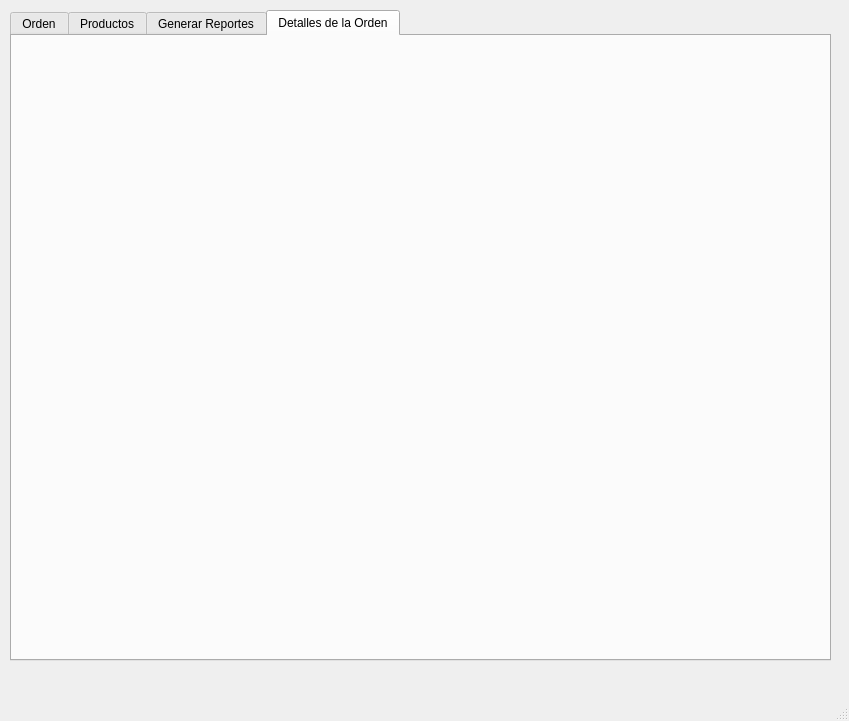
Old version of the form mainwindow.ui in the repository jairoaguilarts/Desktop-App-Proyect.
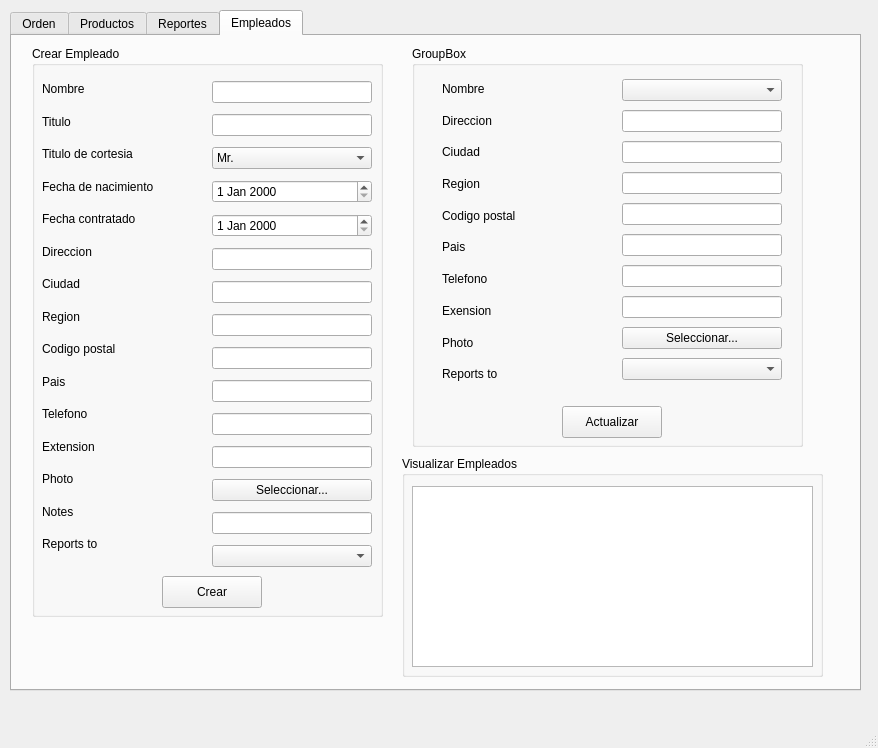
New version of the form. The open tabs and pages were chosen to show the change.

Commit message: Crea empleados

```diff
--- a/mainwindow.ui
+++ b/mainwindow.ui
@@ -6,8 +6,8 @@
    <rect>
     <x>0</x>
     <y>0</y>
-    <width>849</width>
-    <height>721</height>
+    <width>878</width>
+    <height>748</height>
    </rect>
   </property>
   <property name="windowTitle">
@@ -19,8 +19,8 @@
      <rect>
       <x>10</x>
       <y>10</y>
-      <width>821</width>
-      <height>651</height>
+      <width>851</width>
+      <height>681</height>
      </rect>
     </property>
     <property name="toolTip">
@@ -599,7 +599,7 @@
     </widget>
     <widget class="QWidget" name="tab_5">
      <attribute name="title">
-      <string>Generar Reportes</string>
+      <string>Reportes</string>
      </attribute>
      <widget class="QGroupBox" name="groupBox_8">
       <property name="geometry">
@@ -673,8 +673,415 @@
     </widget>
     <widget class="QWidget" name="tab_2">
      <attribute name="title">
-      <string>Detalles de la Orden</string>
+      <string>Empleados</string>
      </attribute>
+     <widget class="QGroupBox" name="groupBox_11">
+      <property name="geometry">
+       <rect>
+        <x>20</x>
+        <y>10</y>
+        <width>351</width>
+        <height>571</height>
+       </rect>
+      </property>
+      <property name="title">
+       <string>Crear Empleado</string>
+      </property>
+      <widget class="QWidget" name="verticalLayoutWidget_9">
+       <property name="geometry">
+        <rect>
+         <x>10</x>
+         <y>30</y>
+         <width>160</width>
+         <height>481</height>
+        </rect>
+       </property>
+       <layout class="QVBoxLayout" name="verticalLayout_9">
+        <item>
+         <widget class="QLabel" name="label_11">
+          <property name="text">
+           <string>Nombre</string>
+          </property>
+         </widget>
+        </item>
+        <item>
+         <widget class="QLabel" name="label_13">
+          <property name="text">
+           <string>Titulo</string>
+          </property>
+         </widget>
+        </item>
+        <item>
+         <widget class="QLabel" name="label_15">
+          <property name="text">
+           <string>Titulo de cortesia</string>
+          </property>
+         </widget>
+        </item>
+        <item>
+         <widget class="QLabel" name="label_17">
+          <property name="text">
+           <string>Fecha de nacimiento</string>
+          </property>
+         </widget>
+        </item>
+        <item>
+         <widget class="QLabel" name="label_18">
+          <property name="text">
+           <string>Fecha contratado</string>
+          </property>
+         </widget>
+        </item>
+        <item>
+         <widget class="QLabel" name="label_19">
+          <property name="text">
+           <string>Direccion</string>
+          </property>
+         </widget>
+        </item>
+        <item>
+         <widget class="QLabel" name="label_20">
+          <property name="text">
+           <string>Ciudad</string>
+          </property>
+         </widget>
+        </item>
+        <item>
+         <widget class="QLabel" name="label_21">
+          <property name="text">
+           <string>Region</string>
+          </property>
+         </widget>
+        </item>
+        <item>
+         <widget class="QLabel" name="label_22">
+          <property name="text">
+           <string>Codigo postal</string>
+          </property>
+         </widget>
+        </item>
+        <item>
+         <widget class="QLabel" name="label_23">
+          <property name="text">
+           <string>Pais</string>
+          </property>
+         </widget>
+        </item>
+        <item>
+         <widget class="QLabel" name="label_24">
+          <property name="text">
+           <string>Telefono</string>
+          </property>
+         </widget>
+        </item>
+        <item>
+         <widget class="QLabel" name="label_25">
+          <property name="text">
+           <string>Extension</string>
+          </property>
+         </widget>
+        </item>
+        <item>
+         <widget class="QLabel" name="label_26">
+          <property name="text">
+           <string>Photo</string>
+          </property>
+         </widget>
+        </item>
+        <item>
+         <widget class="QLabel" name="label_27">
+          <property name="text">
+           <string>Notes</string>
+          </property>
+         </widget>
+        </item>
+        <item>
+         <widget class="QLabel" name="label_28">
+          <property name="text">
+           <string>Reports to</string>
+          </property>
+         </widget>
+        </item>
+       </layout>
+      </widget>
+      <widget class="QWidget" name="verticalLayoutWidget_10">
+       <property name="geometry">
+        <rect>
+         <x>180</x>
+         <y>30</y>
+         <width>160</width>
+         <height>501</height>
+        </rect>
+       </property>
+       <layout class="QVBoxLayout" name="verticalLayout_10">
+        <item>
+         <widget class="QLineEdit" name="LE_nombreEmpleado"/>
+        </item>
+        <item>
+         <widget class="QLineEdit" name="LE_tituloEmpleado"/>
+        </item>
+        <item>
+         <widget class="QComboBox" name="CB_Cortesia">
+          <item>
+           <property name="text">
+            <string>Mr.</string>
+           </property>
+          </item>
+          <item>
+           <property name="text">
+            <string>Mrs.</string>
+           </property>
+          </item>
+          <item>
+           <property name="text">
+            <string>Ms.</string>
+           </property>
+          </item>
+          <item>
+           <property name="text">
+            <string>Miss.</string>
+           </property>
+          </item>
+          <item>
+           <property name="text">
+            <string>Dr.</string>
+           </property>
+          </item>
+         </widget>
+        </item>
+        <item>
+         <widget class="QDateEdit" name="DE_fechaNacimiento"/>
+        </item>
+        <item>
+         <widget class="QDateEdit" name="DE_fechaContratado"/>
+        </item>
+        <item>
+         <widget class="QLineEdit" name="LE_Direccion"/>
+        </item>
+        <item>
+         <widget class="QLineEdit" name="LE_Ciudad"/>
+        </item>
+        <item>
+         <widget class="QLineEdit" name="LE_Region"/>
+        </item>
+        <item>
+         <widget class="QLineEdit" name="LE_codigoPostal"/>
+        </item>
+        <item>
+         <widget class="QLineEdit" name="LE_PaisE"/>
+        </item>
+        <item>
+         <widget class="QLineEdit" name="LE_Telefono"/>
+        </item>
+        <item>
+         <widget class="QLineEdit" name="LE_Extension"/>
+        </item>
+        <item>
+         <widget class="QPushButton" name="pushButton">
+          <property name="text">
+           <string>Seleccionar...</string>
+          </property>
+         </widget>
+        </item>
+        <item>
+         <widget class="QLineEdit" name="LE_Notas"/>
+        </item>
+        <item>
+         <widget class="QComboBox" name="CB_Empleado_2"/>
+        </item>
+       </layout>
+      </widget>
+      <widget class="QPushButton" name="PB_CrearEmpleado">
+       <property name="geometry">
+        <rect>
+         <x>130</x>
+         <y>530</y>
+         <width>100</width>
+         <height>32</height>
+        </rect>
+       </property>
+       <property name="text">
+        <string>Crear</string>
+       </property>
+      </widget>
+     </widget>
+     <widget class="QGroupBox" name="groupBox_12">
+      <property name="geometry">
+       <rect>
+        <x>390</x>
+        <y>420</y>
+        <width>421</width>
+        <height>221</height>
+       </rect>
+      </property>
+      <property name="title">
+       <string>Visualizar Empleados</string>
+      </property>
+      <widget class="QTableView" name="TV_Empleados">
+       <property name="geometry">
+        <rect>
+         <x>10</x>
+         <y>30</y>
+         <width>401</width>
+         <height>181</height>
+        </rect>
+       </property>
+      </widget>
+     </widget>
+     <widget class="QGroupBox" name="groupBox_13">
+      <property name="geometry">
+       <rect>
+        <x>400</x>
+        <y>10</y>
+        <width>391</width>
+        <height>401</height>
+       </rect>
+      </property>
+      <property name="title">
+       <string>GroupBox</string>
+      </property>
+      <widget class="QWidget" name="verticalLayoutWidget_11">
+       <property name="geometry">
+        <rect>
+         <x>30</x>
+         <y>30</y>
+         <width>160</width>
+         <height>311</height>
+        </rect>
+       </property>
+       <layout class="QVBoxLayout" name="verticalLayout_11">
+        <item>
+         <widget class="QLabel" name="label_29">
+          <property name="text">
+           <string>Nombre</string>
+          </property>
+         </widget>
+        </item>
+        <item>
+         <widget class="QLabel" name="label_30">
+          <property name="text">
+           <string>Direccion</string>
+          </property>
+         </widget>
+        </item>
+        <item>
+         <widget class="QLabel" name="label_31">
+          <property name="text">
+           <string>Ciudad</string>
+          </property>
+         </widget>
+        </item>
+        <item>
+         <widget class="QLabel" name="label_32">
+          <property name="text">
+           <string>Region</string>
+          </property>
+         </widget>
+        </item>
+        <item>
+         <widget class="QLabel" name="label_33">
+          <property name="text">
+           <string>Codigo postal</string>
+          </property>
+         </widget>
+        </item>
+        <item>
+         <widget class="QLabel" name="label_34">
+          <property name="text">
+           <string>Pais</string>
+          </property>
+         </widget>
+        </item>
+        <item>
+         <widget class="QLabel" name="label_35">
+          <property name="text">
+           <string>Telefono</string>
+          </property>
+         </widget>
+        </item>
+        <item>
+         <widget class="QLabel" name="label_50">
+          <property name="text">
+           <string>Exension</string>
+          </property>
+         </widget>
+        </item>
+        <item>
+         <widget class="QLabel" name="label_49">
+          <property name="text">
+           <string>Photo</string>
+          </property>
+         </widget>
+        </item>
+        <item>
+         <widget class="QLabel" name="label_48">
+          <property name="text">
+           <string>Reports to</string>
+          </property>
+         </widget>
+        </item>
+       </layout>
+      </widget>
+      <widget class="QWidget" name="verticalLayoutWidget_12">
+       <property name="geometry">
+        <rect>
+         <x>210</x>
+         <y>30</y>
+         <width>160</width>
+         <height>317</height>
+        </rect>
+       </property>
+       <layout class="QVBoxLayout" name="verticalLayout_12">
+        <item>
+         <widget class="QComboBox" name="CB_Empleado_3"/>
+        </item>
+        <item>
+         <widget class="QLineEdit" name="LE_A_Direccion"/>
+        </item>
+        <item>
+         <widget class="QLineEdit" name="LE_A_Ciudad"/>
+        </item>
+        <item>
+         <widget class="QLineEdit" name="LE_A_Region"/>
+        </item>
+        <item>
+         <widget class="QLineEdit" name="LE_A_codigoPostal"/>
+        </item>
+        <item>
+         <widget class="QLineEdit" name="LE_A_PaisE"/>
+        </item>
+        <item>
+         <widget class="QLineEdit" name="LE_A_Telefono"/>
+        </item>
+        <item>
+         <widget class="QLineEdit" name="LE_A_Extension"/>
+        </item>
+        <item>
+         <widget class="QPushButton" name="pushButton_2">
+          <property name="text">
+           <string>Seleccionar...</string>
+          </property>
+         </widget>
+        </item>
+        <item>
+         <widget class="QComboBox" name="CB_Empleado_4"/>
+        </item>
+       </layout>
+      </widget>
+      <widget class="QPushButton" name="pushButton_3">
+       <property name="geometry">
+        <rect>
+         <x>150</x>
+         <y>360</y>
+         <width>100</width>
+         <height>32</height>
+        </rect>
+       </property>
+       <property name="text">
+        <string>Actualizar</string>
+       </property>
+      </widget>
+     </widget>
     </widget>
    </widget>
   </widget>
```
Left out of the diff: 75 changed lines with no effect on the pictures. The commit also changes 2 other files.
